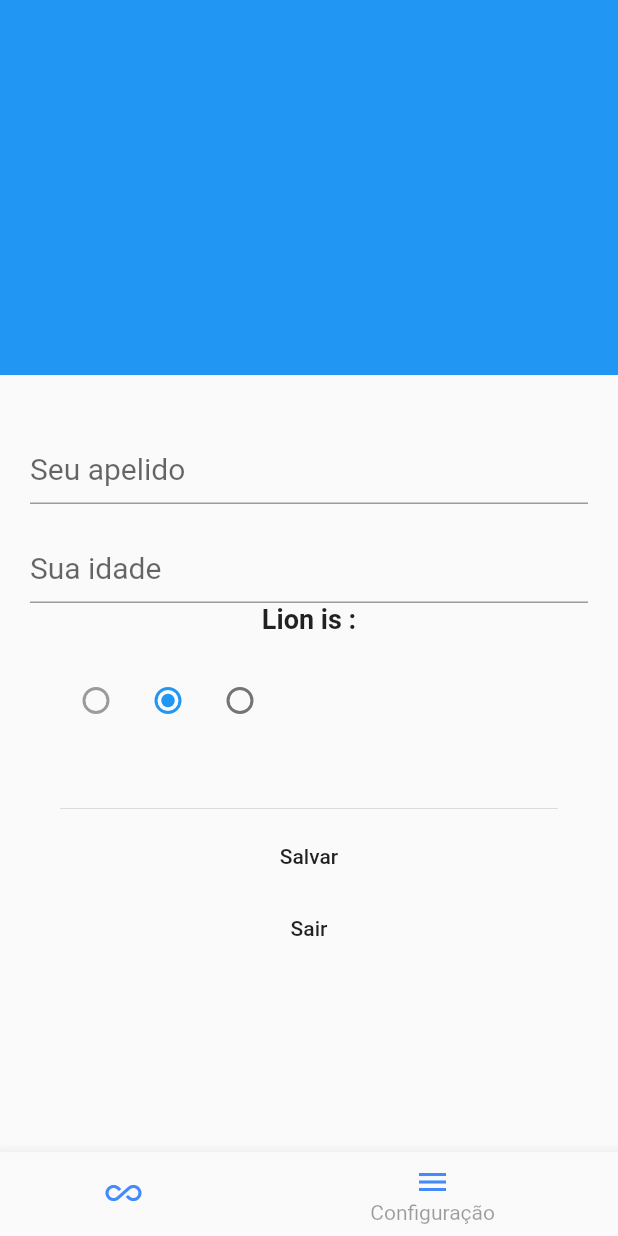
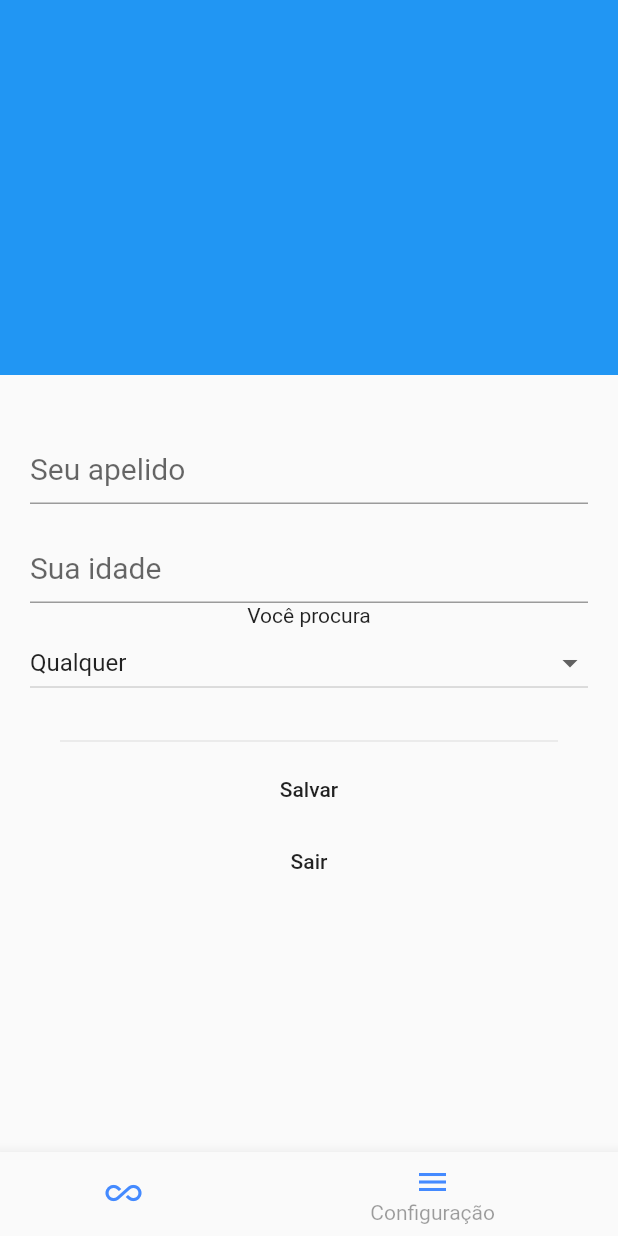
Before and after one commit to gjcassiano/flutter_app, a Flutter app: the MyHomePage screen opened directly, item 2 of the bottom bar chosen, on a phone screen of 412 x 824 dp. Run offline on Flutter 3.47's test engine with Material 2 defaults, Android fonts, the phone set to English and light mode, and no system bars; our stand-ins replace google_sign_in.

```diff
--- a/lib/main.dart
+++ b/lib/main.dart
@@ -36,10 +36,23 @@ class Page1 extends StatelessWidget {
   }
 }
 
-class ConfigurationPage extends StatelessWidget {
+class Configuration extends StatefulWidget {
+    @override
+    ConfigurationPage createState() => ConfigurationPage();
+}
+
+class ConfigurationPage extends State<Configuration>  {
   final GlobalKey<FormState> _formKey = new GlobalKey<FormState>();
   String _name;
   int _age;
+
+  String _findPreference = 'Qualquer';
+  _selectPreference(String value) {
+      print(value);
+      setState(() {
+          _findPreference = value;
+      });
+  }
 
   _submit() {
     if (_formKey.currentState.validate()) {
@@ -66,16 +79,8 @@ class ConfigurationPage extends StatelessWidget {
     return null;
   }
 
-
-
   @override
   Widget build(BuildContext context) {
-      int _radioValue = 1;
-      void handleRadioValueChanged(int value) {
-
-          _radioValue = value;
-      }
-
     return Container(
         child: new Form(
             key: _formKey,
@@ -123,34 +128,25 @@ class ConfigurationPage extends StatelessWidget {
                               alignLabelWithHint: true,
                               labelText: 'Sua idade')),
                       new Text(
-                        'Lion is :',
-                        style: new TextStyle(
-                          fontWeight: FontWeight.bold,
-                          fontSize: 18.0,
-                        ),
+                        'Você procura',
+                          textAlign: TextAlign.right
                       ),
 
                       new Container(
-                          padding: EdgeInsets.all(20),
-                          child: new Row(
-                            mainAxisSize: MainAxisSize.max,
-                            children: <Widget>[
-                                Radio(
-                                    value: 0,
-                                    groupValue: _radioValue,
-                                    onChanged: null,
-                                ),
-                                Radio(
-                                    value: 1,
-                                    groupValue: _radioValue,
-                                    onChanged: handleRadioValueChanged,
-                                ),
-                                Radio(
-                                    value: 2,
-                                    groupValue: _radioValue,
-                                    onChanged: handleRadioValueChanged,
-                                ),
-                            ],
+                          padding: EdgeInsets.all(0),
+                          child: new DropdownButton<String>(
+                              value: _findPreference,
+                              isExpanded: true,
+                              elevation: 16,
+                              onChanged: _selectPreference,
+                              items: <String>['Qualquer', 'Homens', 'Mulheres']
+                                  .map<DropdownMenuItem<String>>((String value) {
+                                  return DropdownMenuItem<String>(
+                                      value: value,
+                                      child: Text(value),
+                                  );
+                              })
+                                  .toList(),
                           )),
                       new Container(
                           padding: const EdgeInsets.all(20.0),
@@ -183,9 +179,9 @@ class ConfigurationPage extends StatelessWidget {
 }
 
 class _MyHomePageState extends State<MyHomePage> {
-  int currentPageIndex = 1;
+  int currentPageIndex = 0;
   Page1 page1;
-  ConfigurationPage configurationPage;
+  Configuration configuration;
   Widget currentPage;
 
   List<Widget> pages;
@@ -193,8 +189,8 @@ class _MyHomePageState extends State<MyHomePage> {
   @override
   void initState() {
     page1 = Page1();
-    configurationPage = ConfigurationPage();
-    pages = [page1, configurationPage];
+    configuration = Configuration();
+    pages = [page1, configuration];
     currentPage = page1;
     super.initState();
   }
```
